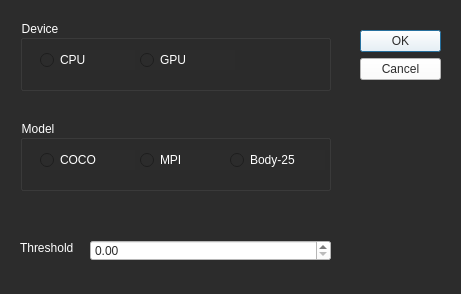
Old version of the form settings.ui in the repository nikitakesha13/walmart_vision.
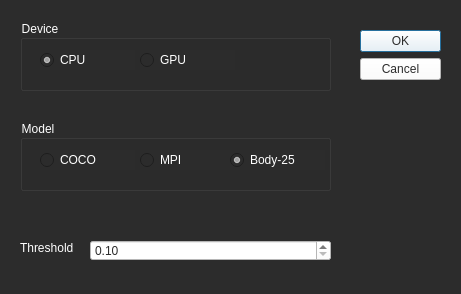
New version of the form.

Commit message: Pass data b/t Settings & GUI

Patch:
```diff
--- a/settings.ui
+++ b/settings.ui
@@ -65,6 +65,9 @@
     <property name="text">
      <string>CPU</string>
     </property>
+    <property name="checked">
+     <bool>true</bool>
+    </property>
    </widget>
    <widget class="QRadioButton" name="gpuOption">
     <property name="geometry">
@@ -130,6 +133,9 @@
     <property name="text">
      <string>Body-25</string>
     </property>
+    <property name="checked">
+     <bool>true</bool>
+    </property>
    </widget>
   </widget>
   <widget class="QLabel" name="label">
@@ -158,6 +164,15 @@
     <string notr="true">background-color: rgb(255, 255, 255);
 color: rgb(44, 44, 44);</string>
    </property>
+   <property name="minimum">
+    <double>0.100000000000000</double>
+   </property>
+   <property name="singleStep">
+    <double>0.010000000000000</double>
+   </property>
+   <property name="value">
+    <double>0.100000000000000</double>
+   </property>
   </widget>
  </widget>
  <resources/>
```
Left out of the diff: 3 changed lines with no effect on the pictures. The commit also changes 3 other files.
